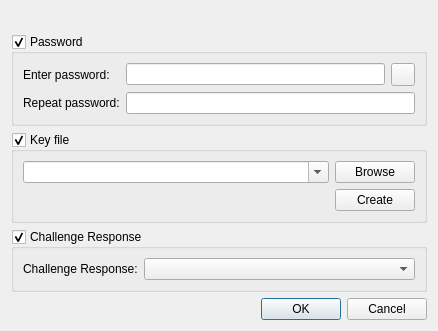
kylemanna/keepassx, file src/gui/ChangeMasterKeyWidget.ui: the form before one commit.
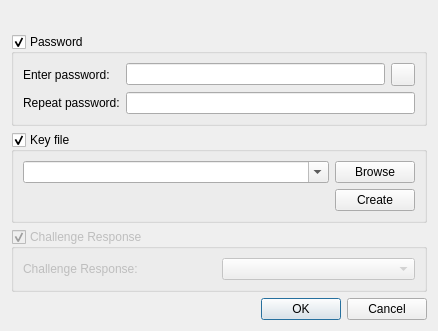
The form after the commit. Custom widgets are drawn as their Qt base class.

Commit message:
gui: yk: Disable challenge response initially
* Don't give users the option to select something that hasn't been
  detected yet.

The edit to the form file:
```diff
--- a/src/gui/ChangeMasterKeyWidget.ui
+++ b/src/gui/ChangeMasterKeyWidget.ui
@@ -125,6 +125,9 @@
    </item>
    <item>
     <widget class="QGroupBox" name="challengeResponseGroup">
+     <property name="enabled">
+      <bool>false</bool>
+     </property>
      <property name="title">
       <string>Challenge Response</string>
      </property>
@@ -133,14 +136,7 @@
      </property>
      <layout class="QGridLayout" name="gridLayout_2">
       <item row="0" column="1">
-       <widget class="QComboBox" name="challengeResponseCombo">
-        <property name="sizePolicy">
-         <sizepolicy hsizetype="Expanding" vsizetype="Fixed">
-          <horstretch>0</horstretch>
-          <verstretch>0</verstretch>
-         </sizepolicy>
-        </property>
-       </widget>
+       <widget class="QComboBox" name="challengeResponseCombo"/>
       </item>
       <item row="0" column="0">
        <widget class="QLabel" name="challengeResponseLabel">
```
The commit also changes 3 other files.
